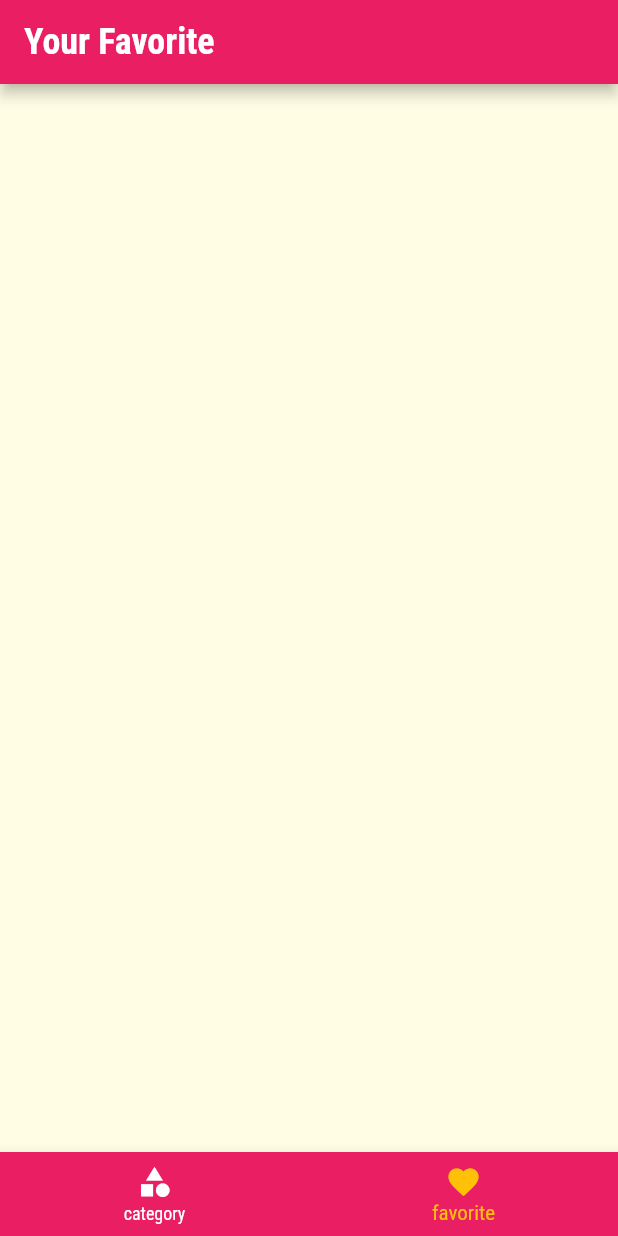
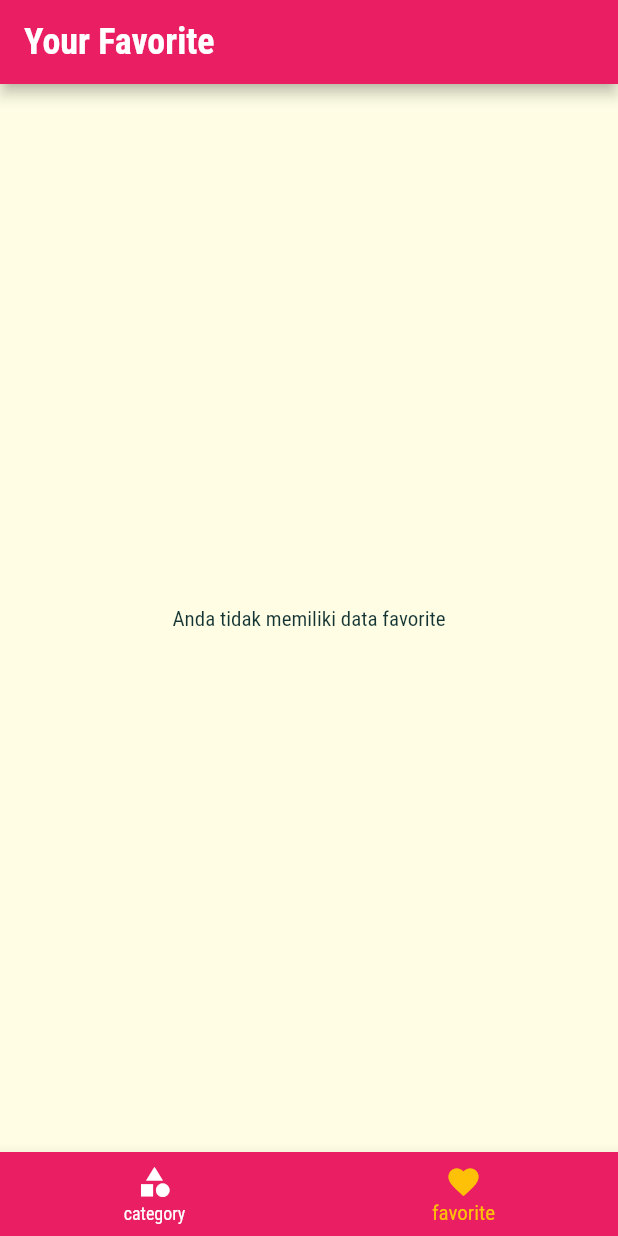
Before and after one commit to TiyasAria/food_app_10, a Flutter app: the screen it shows after launch, item 2 of the bottom bar chosen, on a phone screen of 412 x 824 dp. Run offline on Flutter 3.47's test engine with Material 2 defaults, Android fonts, the phone set to English and light mode, and no system bars; missing offline and left inert: dart:html.

Commit message:
new commit , finish

```diff
--- a/lib/main.dart
+++ b/lib/main.dart
@@ -20,6 +20,26 @@ class _MyAppState extends State<MyApp> {
   // This widget is the root of your application.
   // membuat data untuk list data favoritenya yang berupa list kosong,
   List<Meal> _favoriteMeals = [];
+  // func untuk berfungsi index/ jumlah item fav nya
+  void _toggleFavorite(String mealId){
+    final existingIndex = _favoriteMeals.indexWhere((meal) => meal.id == mealId);
+    if(existingIndex >= 0){
+      setState(() {
+        _favoriteMeals.removeAt(existingIndex);
+      });
+    } else{
+      setState(() {
+        _favoriteMeals.add(meal.firstWhere((meal) => meal.id == mealId));
+      });
+    }
+  }
+
+  // untuk ubah colornya
+  bool _isfavorite(String mealId){
+    return _favoriteMeals.any((meal) => meal.id == mealId);
+  }
+
+
 
   @override
   Widget build(BuildContext context) {
@@ -50,9 +70,9 @@ class _MyAppState extends State<MyApp> {
       // home: const HomeScreen(),
       initialRoute: '/',
       routes: {
-        '/' : (context) => HomeScreen(),
+        '/' : (context) => HomeScreen(_favoriteMeals),
         CategoriesMealScreen.routeName : (context) => CategoriesMealScreen(),
-        DetailMealScreen.routesName : (context) => DetailMealScreen()
+        DetailMealScreen.routesName : (context) => DetailMealScreen(_toggleFavorite, _isfavorite),
       },
     );
   }
--- a/lib/screen/favorite_screen.dart
+++ b/lib/screen/favorite_screen.dart
@@ -1,10 +1,31 @@
 import 'package:flutter/material.dart';
+import 'package:food_app_10/model/meal.dart';
+import 'package:food_app_10/widget/meal_item.dart';
 
 class FavoriteScreen extends StatelessWidget {
-  const FavoriteScreen({Key? key}) : super(key: key);
+  final List<Meal> favoriteMeals;
+  FavoriteScreen(this.favoriteMeals);
 
   @override
   Widget build(BuildContext context) {
-    return Container();
+    if(favoriteMeals.isEmpty){
+      return Center(
+        child: Text('Anda tidak memiliki data favorite'),
+      );
+    } else {
+      return ListView.builder(
+          itemBuilder: (context, index) {
+            return MealItem(
+                id: favoriteMeals[index].id ,
+                title: favoriteMeals[index].title,
+                imgUrl: favoriteMeals[index].imgUrl,
+                duration: favoriteMeals[index].duration,
+                complexity: favoriteMeals[index].complexity,
+                affordability: favoriteMeals[index].affordability
+            );
+          },
+        itemCount: favoriteMeals.length,
+      );
+    }
   }
 }
--- a/lib/screen/homescreen.dart
+++ b/lib/screen/homescreen.dart
@@ -1,11 +1,15 @@
 
 import 'package:flutter/material.dart';
+import 'package:food_app_10/model/meal.dart';
 import 'package:food_app_10/screen/categories_screen.dart';
 
 import 'favorite_screen.dart';
 
 class HomeScreen extends StatefulWidget {
-  const HomeScreen({Key? key}) : super(key: key);
+
+  // buatlah sebuah var untuk memasukan parameter dari fav ke home ini
+  final List<Meal> favoriteMeals;
+  HomeScreen(this.favoriteMeals);
 
   @override
   _HomeScreenState createState() => _HomeScreenState();
@@ -23,7 +27,7 @@ class _HomeScreenState extends State<HomeScreen> {
         'title' : 'Categories Screen'
       },
       {
-        'pages' : FavoriteScreen(),
+        'pages' : FavoriteScreen(widget.favoriteMeals),
         'title' : 'Your Favorite'
       }
     ];
--- a/pubspec.yaml
+++ b/pubspec.yaml
@@ -18,7 +18,7 @@ publish_to: 'none' # Remove this line if you wish to publish to pub.dev
 version: 1.0.0+1
 
 environment:
-  sdk: ">=2.15.1 <3.0.0"
+  sdk: ">=2.12.0 <3.0.0"
 
 # Dependencies specify other packages that your package needs in order to work.
 # To automatically upgrade your package dependencies to the latest versions
```
Also changed, not shown: lib/screen/detail_meals_screen.dart (+16 -0 lines), pubspec.lock, 1 other file.
